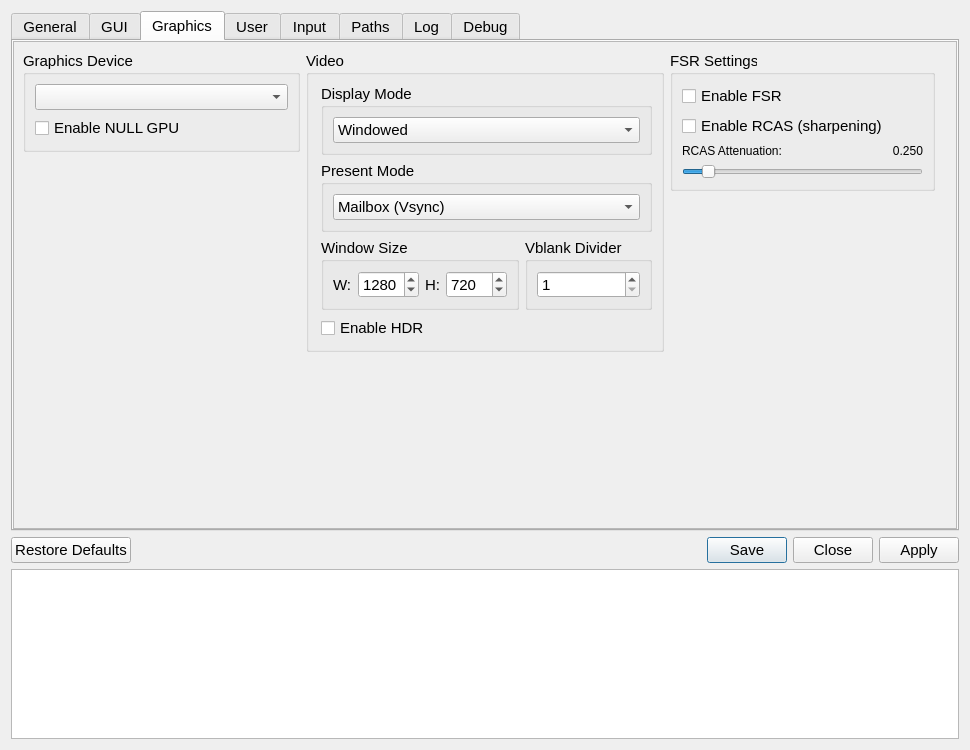
shadps4-emu/shadPS4, file src/qt_gui/settings_dialog.ui: the form before one commit.
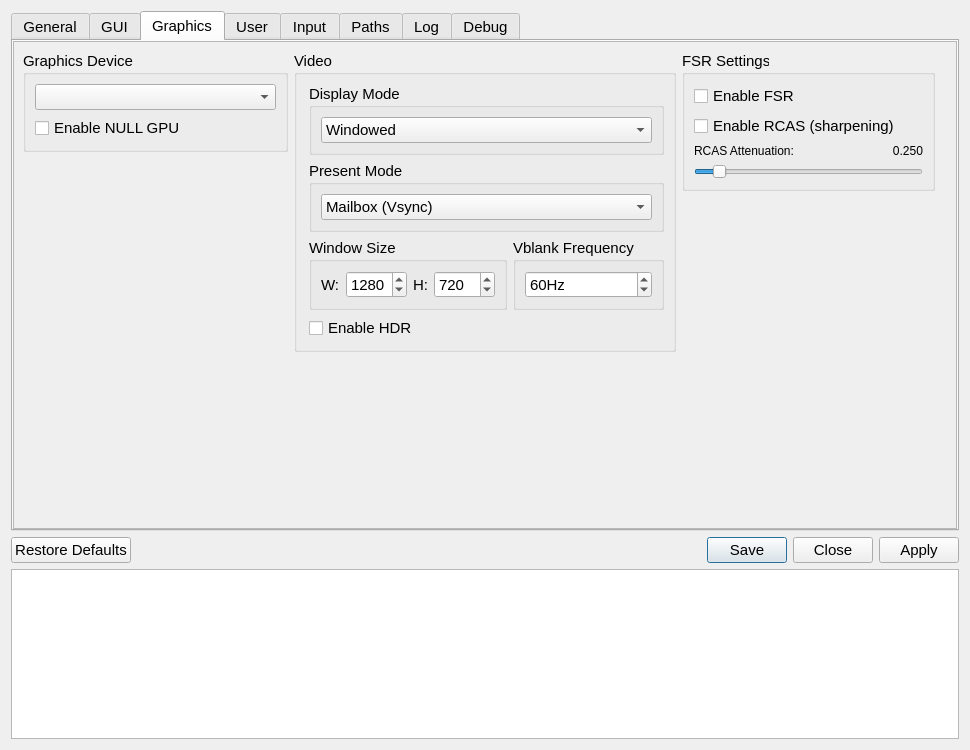
The form after the commit. The open tabs and pages were chosen to show the change. Icons and pictures are not drawn.

Commit message: Replace Vblank Divider with Vblank Frequency (#3532)

```diff
--- a/src/qt_gui/settings_dialog.ui
+++ b/src/qt_gui/settings_dialog.ui
@@ -1211,7 +1211,7 @@
                  <item>
                   <widget class="QGroupBox" name="heightDivider">
                    <property name="title">
-                    <string>Vblank Divider</string>
+                    <string>Vblank Frequency</string>
                    </property>
                    <layout class="QVBoxLayout" name="vblankLayout">
                     <item>
@@ -1219,6 +1219,12 @@
                       <property name="frame">
                        <bool>true</bool>
                       </property>
+                      <property name="alignment">
+                       <set>Qt::AlignmentFlag::AlignLeading|Qt::AlignmentFlag::AlignLeft|Qt::AlignmentFlag::AlignVCenter</set>
+                      </property>
+                      <property name="specialValueText">
+                       <string/>
+                      </property>
                       <property name="accelerated">
                        <bool>true</bool>
                       </property>
@@ -1228,6 +1234,9 @@
                       <property name="keyboardTracking">
                        <bool>false</bool>
                       </property>
+                      <property name="suffix">
+                       <string>Hz</string>
+                      </property>
                       <property name="minimum">
                        <number>1</number>
                       </property>
@@ -1235,7 +1244,7 @@
                        <number>9999</number>
                       </property>
                       <property name="value">
-                       <number>1</number>
+                       <number>60</number>
                       </property>
                      </widget>
                     </item>
```
Left out of the diff: 2 changed lines with no effect on the pictures. The commit also changes 6 other files.
